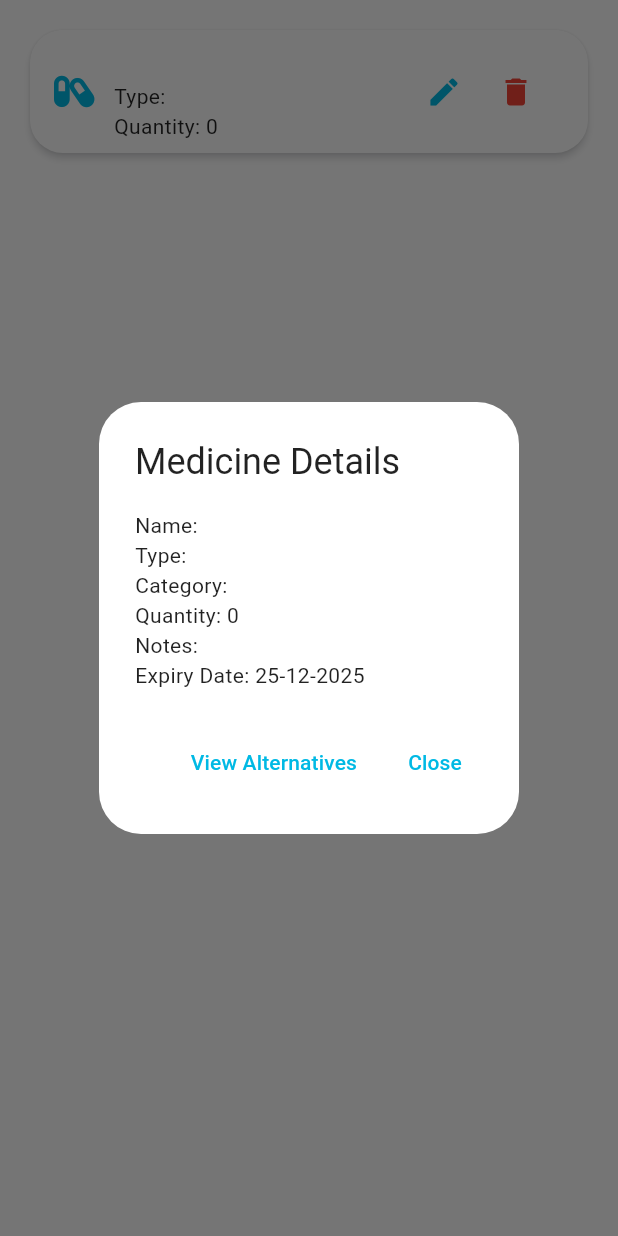
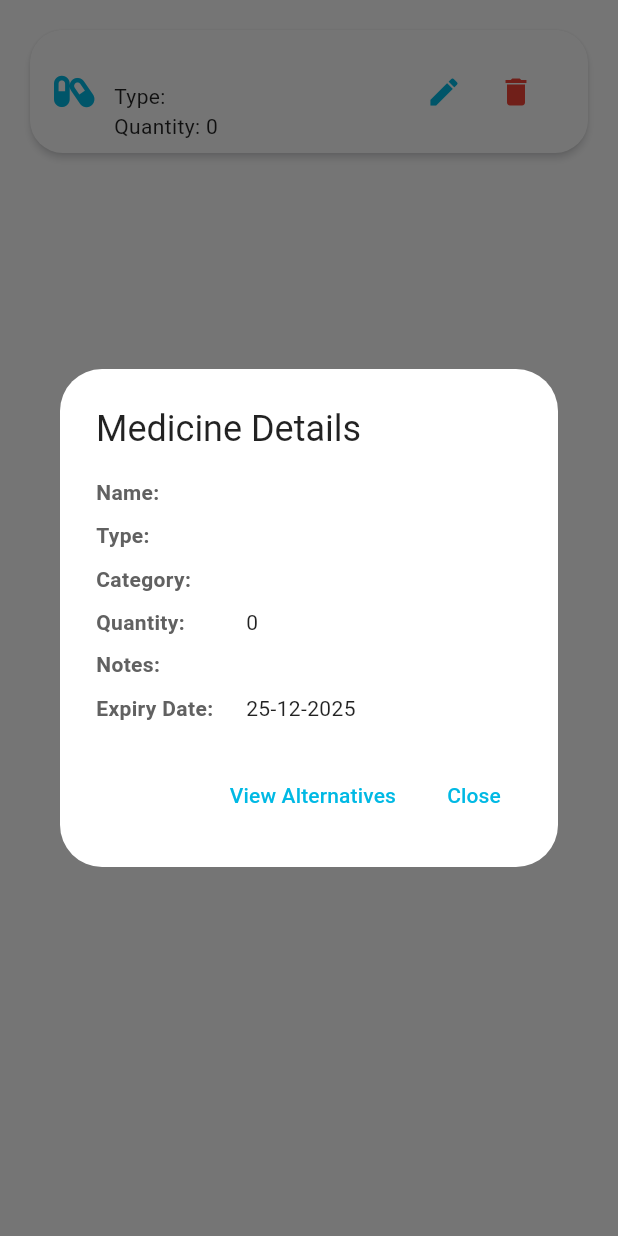
Before and after one commit to almajalii/software, a Flutter app: the MedicineCard widget shown alone on an empty page, opened directly with empty values, after a tap on an icon or button, on a phone screen of 412 x 824 dp. Run offline on Flutter 3.47's test engine with Material 3 defaults, Android fonts, the phone set to English and light mode, and no system bars; our stand-ins replace bloc, cloud_firestore, equatable, firebase_auth, firebase_core, flutter_bloc and 5 more; accounts and stored records are empty.

Commit message:
display image

```diff
--- /dev/null
+++ b/lib/bloc/image/image_bloc.dart
@@ -0,0 +1,27 @@
+import 'dart:io';
+import 'package:flutter_bloc/flutter_bloc.dart';
+import 'image_event.dart';
+import 'image_state.dart';
+
+
+class ImageBloc extends Bloc<ImageEvent, ImageState> {
+  ImageBloc() : super(ImageInitial()) {
+    on<SetImageEvent>(_onSetImage);
+    on<RemoveImageEvent>(_onRemoveImage);
+  }
+
+  void _onSetImage(SetImageEvent event, Emitter<ImageState> emit) {
+    if (event.image != null) {
+      print('🖼️ BLoC: Image set - ${event.image!.path}');
+      emit(ImageSelected(event.image!));
+    } else {
+      print('🖼️ BLoC: No image provided');
+      emit(ImageEmpty());
+    }
+  }
+
+  void _onRemoveImage(RemoveImageEvent event, Emitter<ImageState> emit) {
+    print('🗑️ BLoC: Image removed');
+    emit(ImageEmpty());
+  }
+}
--- /dev/null
+++ b/lib/bloc/image/image_event.dart
@@ -0,0 +1,26 @@
+import 'dart:io';
+import 'package:equatable/equatable.dart';
+
+abstract class ImageEvent extends Equatable {
+  const ImageEvent();
+
+  @override
+  List<Object?> get props => [];
+}
+
+class PickImageEvent extends ImageEvent {
+  const PickImageEvent();
+}
+
+class RemoveImageEvent extends ImageEvent {
+  const RemoveImageEvent();
+}
+
+class SetImageEvent extends ImageEvent {
+  final File? image;
+
+  const SetImageEvent(this.image);
+
+  @override
+  List<Object?> get props => [image];
+}
--- /dev/null
+++ b/lib/bloc/image/image_state.dart
@@ -0,0 +1,33 @@
+import 'dart:io';
+import 'package:equatable/equatable.dart';
+
+abstract class ImageState extends Equatable {
+  const ImageState();
+
+  @override
+  List<Object?> get props => [];
+}
+
+class ImageInitial extends ImageState {}
+
+class ImageLoading extends ImageState {}
+
+class ImageSelected extends ImageState {
+  final File image;
+
+  const ImageSelected(this.image);
+
+  @override
+  List<Object?> get props => [image];
+}
+
+class ImageEmpty extends ImageState {}
+
+class ImageError extends ImageState {
+  final String message;
+
+  const ImageError(this.message);
+
+  @override
+  List<Object?> get props => [message];
+}
--- a/lib/my_app.dart
+++ b/lib/my_app.dart
@@ -9,6 +9,8 @@ import 'package:meditrack/bloc/theme_bloc/theme_bloc.dart';
 
 import 'package:meditrack/repository/medicine_repository.dart';
 import 'package:meditrack/repository/dosage_repository.dart';
+
+import 'bloc/image/image_bloc.dart';
 
 class MyApp extends StatelessWidget {
   const MyApp({super.key});
@@ -34,6 +36,9 @@ class MyApp extends StatelessWidget {
               context.read<MedicineRepository>(),
             ),
           ),
+          BlocProvider<ImageBloc>(
+            create: (context) => ImageBloc(),
+          ),
           BlocProvider<DosageBloc>(
             create: (context) => DosageBloc(
               dosageRepository: context.read<DosageRepository>(),
--- a/lib/widgets/medicine_card.dart
+++ b/lib/widgets/medicine_card.dart
@@ -115,8 +115,7 @@ class _MedicineCardState extends State<MedicineCard> {
 
     return showDialog(
       context: context,
-      builder:
-          (_) => AlertDialog(
+      builder: (_) => AlertDialog(
         backgroundColor: isDarkMode ? Color(0xFF2C2C2C) : AppColors.white,
         title: Text(
           'Medicine Details',
@@ -124,7 +123,9 @@ class _MedicineCardState extends State<MedicineCard> {
             color: isDarkMode ? Colors.grey[200] : Colors.black87,
           ),
         ),
-        content: SingleChildScrollView(
+        content: SizedBox(
+          width: double.maxFinite, // ADDED: Give the dialog content a max width
+          child: SingleChildScrollView(
             child: Column(
               mainAxisSize: MainAxisSize.min,
               crossAxisAlignment: CrossAxisAlignment.start,
@@ -133,19 +134,27 @@ class _MedicineCardState extends State<MedicineCard> {
                 if (widget.med.imageUrl != null && widget.med.imageUrl!.isNotEmpty)
                   Padding(
                     padding: const EdgeInsets.only(bottom: 16.0),
+                    child: SizedBox(
+                      // FIXED: Use SizedBox instead of Container with constraints
+                      height: 200,
+                      width: double.infinity,
                       child: ClipRRect(
                         borderRadius: BorderRadius.circular(12),
                         child: Image.file(
                           File(widget.med.imageUrl!),
+                          fit: BoxFit.cover,
+                          errorBuilder: (context, error, stackTrace) {
+                            print('❌ Error loading image: $error');
+                            return Container(
                               height: 200,
                               width: double.infinity,
-                      fit: BoxFit.cover,
-                      errorBuilder: (context, error, stackTrace) {
-                        return Container(
-                          height: 200,
+                              decoration: BoxDecoration(
                                 color: isDarkMode ? Color(0xFF1E1E1E) : Colors.grey[200],
+                                borderRadius: BorderRadius.circular(12),
+                              ),
                               child: Center(
                                 child: Column(
+                                  mainAxisSize: MainAxisSize.min,
                                   mainAxisAlignment: MainAxisAlignment.center,
                                   children: [
                                     Icon(
@@ -168,43 +177,24 @@ class _MedicineCardState extends State<MedicineCard> {
                         ),
                       ),
                     ),
-              Text(
-                'Name: ${widget.med.name}',
-                style: TextStyle(
-                  color: isDarkMode ? Colors.grey[300] : Colors.black87,
                   ),
-              ),
-              Text(
-                'Type: ${widget.med.type}',
-                style: TextStyle(
-                  color: isDarkMode ? Colors.grey[300] : Colors.black87,
-                ),
-              ),
-              Text(
-                'Category: ${widget.med.category}',
-                style: TextStyle(
-                  color: isDarkMode ? Colors.grey[300] : Colors.black87,
-                ),
-              ),
-              Text(
-                'Quantity: ${widget.med.quantity}',
-                style: TextStyle(
-                  color: isDarkMode ? Colors.grey[300] : Colors.black87,
-                ),
-              ),
-              Text(
-                'Notes: ${widget.med.notes}',
-                style: TextStyle(
-                  color: isDarkMode ? Colors.grey[300] : Colors.black87,
-                ),
-              ),
-              Text(
-                'Expiry Date: ${widget.med.dateExpired.day}-${widget.med.dateExpired.month}-${widget.med.dateExpired.year}',
-                style: TextStyle(
-                  color: isDarkMode ? Colors.grey[300] : Colors.black87,
-                ),
+                _buildDetailRow('Name', widget.med.name, isDarkMode),
+                SizedBox(height: 8),
+                _buildDetailRow('Type', widget.med.type, isDarkMode),
+                SizedBox(height: 8),
+                _buildDetailRow('Category', widget.med.category, isDarkMode),
+                SizedBox(height: 8),
+                _buildDetailRow('Quantity', widget.med.quantity.toString(), isDarkMode),
+                SizedBox(height: 8),
+                _buildDetailRow('Notes', widget.med.notes, isDarkMode),
+                SizedBox(height: 8),
+                _buildDetailRow(
+                  'Expiry Date',
+                  '${widget.med.dateExpired.day}-${widget.med.dateExpired.month}-${widget.med.dateExpired.year}',
+                  isDarkMode,
                 ),
               ],
+            ),
           ),
         ),
         actions: [
@@ -224,6 +214,33 @@ class _MedicineCardState extends State<MedicineCard> {
     );
   }
 
+// Helper method to build detail rows
+  Widget _buildDetailRow(String label, String value, bool isDarkMode) {
+    return Row(
+      crossAxisAlignment: CrossAxisAlignment.start,
+      children: [
+        SizedBox(
+          width: 100,
+          child: Text(
+            '$label:',
+            style: TextStyle(
+              color: isDarkMode ? Colors.grey[400] : Colors.grey[700],
+              fontWeight: FontWeight.w600,
+            ),
+          ),
+        ),
+        Expanded(
+          child: Text(
+            value,
+            style: TextStyle(
+              color: isDarkMode ? Colors.grey[300] : Colors.black87,
+            ),
+          ),
+        ),
+      ],
+    );
+  }
+
   void _showAlternativesDialog(BuildContext context, bool isDarkMode) {
     showDialog(
       context: context,
@@ -233,10 +250,9 @@ class _MedicineCardState extends State<MedicineCard> {
 
           if (state is MedicineLoadedState) {
             // Find medicines with same category, excluding current medicine
-            alternatives = state.medicines.where((med) =>
-            med.id != widget.med.id &&
-                med.category == widget.med.category
-            ).toList();
+            alternatives = state.medicines
+                .where((med) => med.id != widget.med.id && med.category == widget.med.category)
+                .toList();
           }
 
           return AlertDialog(
@@ -273,10 +289,7 @@ class _MedicineCardState extends State<MedicineCard> {
                     ),
                     child: Row(
                       children: [
-                        Icon(Icons.info_outline,
-                            color: AppColors.primary,
-                            size: 20
-                        ),
+                        Icon(Icons.info_outline, color: AppColors.primary, size: 20),
                         SizedBox(width: 8),
                         Expanded(
                           child: Text(
@@ -371,9 +384,7 @@ class _MedicineCardState extends State<MedicineCard> {
                                 alt.quantity > 0 ? 'Available' : 'Out of stock',
                                 style: TextStyle(
                                   fontSize: 11,
-                                  color: alt.quantity > 0
-                                      ? AppColors.success
-                                      : AppColors.error,
+                                  color: alt.quantity > 0 ? AppColors.success : AppColors.error,
                                   fontWeight: FontWeight.bold,
                                 ),
                               ),
@@ -410,8 +421,7 @@ class _MedicineCardState extends State<MedicineCard> {
       ) {
     return showDialog(
       context: context,
-      builder:
-          (_) => AlertDialog(
+      builder: (_) => AlertDialog(
         backgroundColor: isDarkMode ? Color(0xFF2C2C2C) : AppColors.white,
         title: Text(
           'Edit Medicine',
@@ -471,8 +481,9 @@ class _MedicineCardState extends State<MedicineCard> {
                 notes: notesController.text.trim(),
                 quantity: int.tryParse(quantityController.text) ?? 0,
                 dateAdded: widget.med.dateAdded,
-                dateExpired:
-                DateTime.tryParse(expiryController.text.split('-').reversed.join('-')) ?? widget.med.dateExpired,
+                dateExpired: DateTime.tryParse(expiryController.text.split('-').reversed.join('-')) ??
+                    widget.med.dateExpired,
+                imageUrl: widget.med.imageUrl, // IMPORTANT: Preserve the image URL
               );
               //add event-> update
               context.read<MedicineBloc>().add(UpdateMedicineEvent(widget.med.userId, widget.med.id, updatedMedicine));
```
Also changed, not shown: lib/screens/Medicine/add_medicine.dart (+165 -46 lines), lib/services/image.dart (+189 -87 lines). Lines whose indentation alone changed are shown as unchanged.
